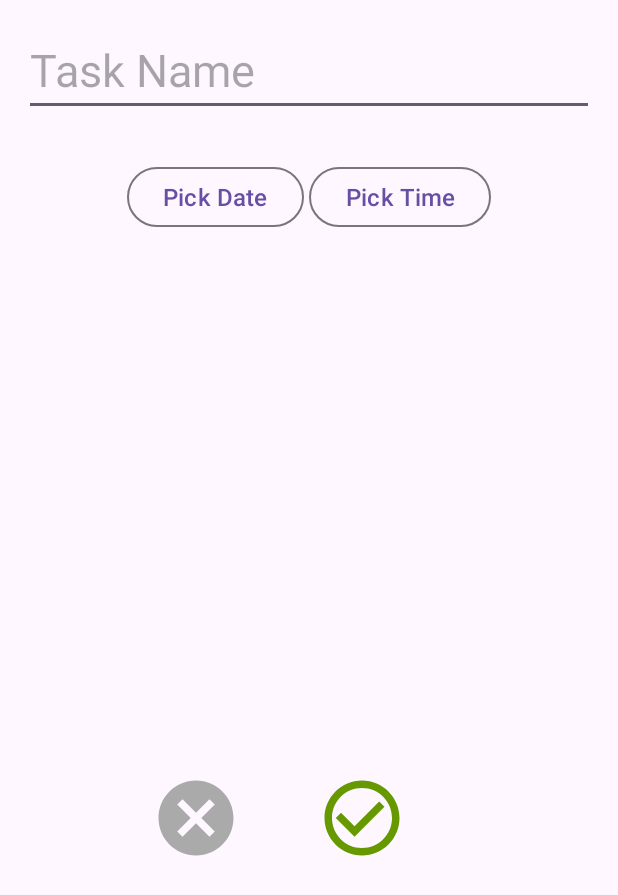
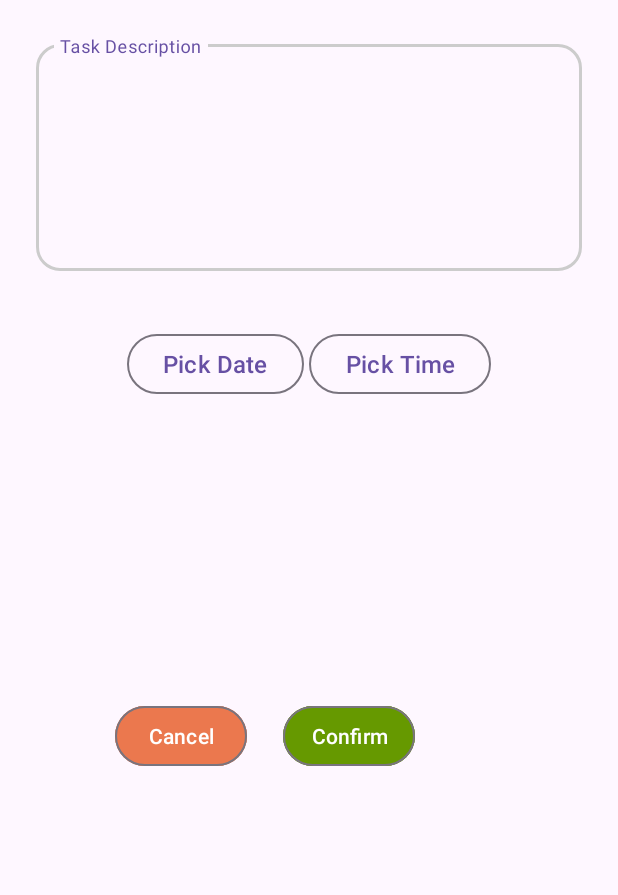
Before and after one commit to bellakhalrania/MindBalenceApp, an Android app built with Jetpack Compose: the layout dialog_edit_task.xml on its own in the app's theme, with its tools: preview values and no code run, on a phone screen of 412 x 824 dp. Shown: the top 895 px of the screen. Run offline under Robolectric (Android 15) with nearby library versions, the phone set to English and light mode, and no system bars.

Commit message:
integration Api Task

```diff
--- a/app/build.gradle.kts
+++ b/app/build.gradle.kts
@@ -68,9 +68,12 @@ dependencies {
     implementation("com.google.android.material:material:1.10.0")
     implementation("androidx.constraintlayout:constraintlayout:2.1.4")
     implementation ("androidx.compose.material3:material3:1.3.1")
+    implementation ("com.squareup.retrofit2:retrofit:2.9.0")
+    implementation ("com.squareup.retrofit2:converter-gson:2.9.0")
 
     // Tests
     testImplementation(libs.junit)
     androidTestImplementation("androidx.test.ext:junit:1.2.1")
     androidTestImplementation("androidx.test.espresso:espresso-core:3.5.1")
+    implementation(kotlin("script-runtime"))
 }
--- a/app/src/main/AndroidManifest.xml
+++ b/app/src/main/AndroidManifest.xml
@@ -5,6 +5,11 @@
     <uses-permission android:name="android.permission.INTERNET" />
     <uses-permission android:name="android.permission.ACCESS_NETWORK_STATE" />
     <uses-permission android:name="android.permission.ACTIVITY_RECOGNITION" />
+    <uses-permission android:name="android.permission.WAKE_LOCK" />
+    <!-- Permet de garder le processeur actif même lorsque l'écran est éteint pour des opérations réseau. -->
+
+    <uses-permission android:name="android.permission.RECEIVE_BOOT_COMPLETED" />
+    <!-- Optionnel : Nécessaire si vous souhaitez redémarrer certaines fonctionnalités après un redémarrage du téléphone. -->
 
     <application
         android:allowBackup="true"
--- a/app/src/main/java/iset/example/mindbalenceapp/MainActivity.kt
+++ b/app/src/main/java/iset/example/mindbalenceapp/MainActivity.kt
@@ -15,6 +15,7 @@ import iset.example.mindbalenceapp.fragments.HomeFragment
 import iset.example.mindbalenceapp.fragments.MeditationFragment
 import iset.example.mindbalenceapp.fragments.MyProfileFragment
 import iset.example.mindbalenceapp.fragments.TodoListFragment
+import iset.example.mindbalenceapp.ui.ApiClientTask
 
 open class MainActivity : AppCompatActivity() {
 
@@ -22,6 +23,8 @@ open class MainActivity : AppCompatActivity() {
     override fun onCreate(savedInstanceState: Bundle?) {
         super.onCreate(savedInstanceState)
         setContentView(R.layout.activity_main)
+
+
 
 
         ViewCompat.setOnApplyWindowInsetsListener(findViewById(R.id.frame_container_main)) { view, insets ->
--- a/app/src/main/res/layout/dialog_edit_task.xml
+++ b/app/src/main/res/layout/dialog_edit_task.xml
@@ -3,16 +3,33 @@
     android:layout_width="match_parent"
     android:layout_height="wrap_content"
     android:orientation="vertical"
-    android:padding="16dp">
+    android:padding="16dp"
+
+    >
 
     <!-- Titre de la tâche -->
-    <EditText
-        android:id="@+id/taskNameInput"
+    <com.google.android.material.textfield.TextInputLayout
         android:layout_width="match_parent"
         android:layout_height="wrap_content"
-        android:hint="Task Name"
-        android:textSize="30dp"
-        android:inputType="text" />
+        android:layout_margin="8dp"
+        app:boxBackgroundMode="outline"
+        app:boxCornerRadiusTopStart="16dp"
+        app:boxCornerRadiusTopEnd="16dp"
+        app:boxCornerRadiusBottomStart="16dp"
+        app:boxCornerRadiusBottomEnd="16dp"
+        app:boxStrokeColor="#CCCCCC"
+        app:boxStrokeWidth="2dp">
+
+        <EditText
+            android:id="@+id/taskNameInput"
+            android:layout_width="match_parent"
+            android:layout_height="wrap_content"
+            android:hint="@string/task_description"
+            android:textSize="19sp"
+            android:inputType="textMultiLine"
+            android:gravity="top"
+            android:lines="5" />
+    </com.google.android.material.textfield.TextInputLayout>
 
     <!-- Bouton pour sélectionner la date -->
     <LinearLayout
@@ -27,9 +44,12 @@
             android:layout_width="wrap_content"
             android:layout_height="wrap_content"
             style="?attr/materialButtonOutlinedStyle"
-            android:text="Pick Date"
+            android:text="@string/pick_date"
             android:textSize="16sp"
-            android:layout_marginRight="3dp" />
+            android:layout_marginRight="3dp"
+            android:focusable="false"
+            android:focusableInTouchMode="false"
+            />
 
         <!-- Bouton pour sélectionner l'heure -->
         <Button
@@ -37,7 +57,7 @@
             android:layout_width="wrap_content"
             android:layout_height="wrap_content"
             style="?attr/materialButtonOutlinedStyle"
-            android:text="Pick Time"
+            android:text="@string/pick_time"
             android:textSize="16sp"
 
             />
@@ -47,35 +67,37 @@
         android:layout_width="match_parent"
         android:layout_height="match_parent"
         android:orientation="horizontal"
-        android:layout_marginTop="350dp"
+        android:layout_marginTop="200dp"
         android:layout_gravity="center_horizontal"
-        android:layout_marginLeft="50dp">
+        android:layout_marginStart="35dp">
 
-        <ImageButton
-            android:layout_width="80dp"
-            android:layout_height="80dp"
-
-            android:id="@+id/cancledbutton"
-
-            android:src="@drawable/ic_cancel"
+        <Button
+            android:id="@+id/cancel_button"
+            android:layout_width="wrap_content"
+            android:layout_height="wrap_content"
+            android:text="@string/cancel"
             android:padding="10dp"
-            app:tint="@android:color/darker_gray"
-            android:background="@android:color/transparent"
-            android:layout_marginEnd="15dp"
+            style="?attr/materialButtonOutlinedStyle"
+            android:backgroundTint="@color/orange"
+            android:textColor="@android:color/white"
+            android:layout_marginEnd="16dp"
+            android:layout_marginStart="8dp"
 
             />
 
-        <ImageButton
+        <Button
             android:id="@+id/confirm_button"
-            android:layout_width="80dp"
-            android:layout_height="80dp"
-            android:src="@drawable/ic_tick"
-            android:contentDescription="Confirm"
-            android:layout_marginLeft="15dp"
-            android:background="@android:color/transparent"
+            android:layout_width="wrap_content"
+            android:layout_height="wrap_content"
+            android:text="@string/confirm"
             android:padding="10dp"
-            app:tint="@android:color/holo_green_dark"
+            style="?attr/materialButtonOutlinedStyle"
+            android:backgroundTint="@android:color/holo_green_dark"
+            android:textColor="@android:color/white"
+            android:layout_marginStart="8dp"
+
             />
+
 
     </LinearLayout>
 
--- a/app/src/main/res/layout/fragment_home.xml
+++ b/app/src/main/res/layout/fragment_home.xml
@@ -129,10 +129,11 @@
                     android:drawableStart="@drawable/play_btn"
                     android:foreground="?attr/selectableItemBackground"
                     android:paddingStart="10dp"
-                    android:text="Start Journey"
+                    android:text="@string/start_journey"
                     android:textAllCaps="false"
                     android:textColor="@color/white"
-                    android:textSize="12sp" />
+                    android:textSize="12sp"
+                    tools:ignore="RtlSymmetry" />
 
             </LinearLayout>
 
--- a/app/src/main/res/values/colors.xml
+++ b/app/src/main/res/values/colors.xml
@@ -2,7 +2,7 @@
 <resources>
     <color name="black">#FF000000</color>
     <color name="white">#FFFFFFFF</color>
-    <color name="background_color">#E9F2F2</color>
+    <color name="background_color">#DECBE9E9</color>
 
     <color name="primary_color">#090909</color>
     <color name="gray">#E4EBEB</color>
@@ -10,5 +10,6 @@
     <color name="background">#20756D</color>
     <color name="orange">#EB784E</color>
     <color name="green">#4CAF50</color>
+    <color name="bleu">#8EE1F2</color>
 
 </resources>
--- a/app/src/main/res/values/strings.xml
+++ b/app/src/main/res/values/strings.xml
@@ -4,4 +4,12 @@
     <!-- TODO: Remove or change this placeholder text -->
     <string name="hello_blank_fragment">Hello blank fragment</string>
     <string name="delete_task">delete_task</string>
+    <string name="start_journey">Start Journey</string>
+    <string name="task_description">Task Description</string>
+    <string name="sorting_spinner_description">sorting_spinner_description</string>
+    <string name="pick_time">Pick Time</string>
+    <string name="pick_date">Pick Date</string>
+    <string name="confirm">Confirm</string>
+    <string name="cancel">Cancel</string>
+    <string name="edit_icon">Edit Icon</string>
 </resources>
```
Also changed, not shown: app/src/main/java/iset/example/mindbalenceapp/Task.kt (+9 -1 lines), app/src/main/java/iset/example/mindbalenceapp/fragments/TodoListFragment.kt (+83 -35 lines), app/src/main/java/iset/example/mindbalenceapp/ui/ApiClientTask.kt (added, +18 -0 lines), app/src/main/java/iset/example/mindbalenceapp/ui/TaskApi.kt (added, +27 -0 lines), app/src/main/res/layout/fragment_todo_list.xml (+11 -5 lines), app/src/main/res/layout/task_item.xml (+7 -2 lines), app/src/main/res/values/arrays.xml (+6 -1 lines).
